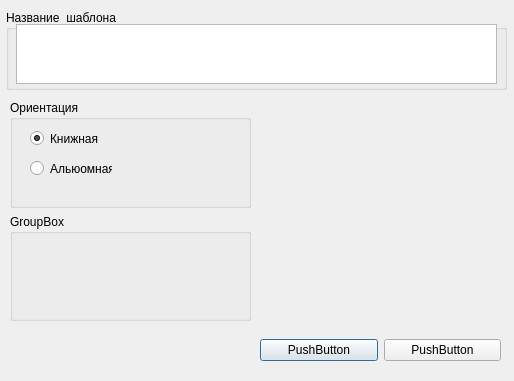
This is vp_plugins/safeFatPrinter/addtemplate.ui in sobiron236/cupsfilter as Qt 5 draws it before an edit. The edited form follows.
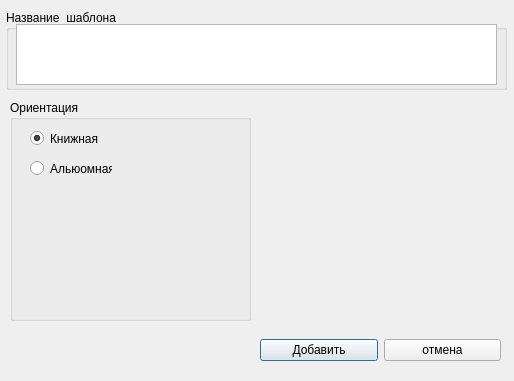
This is the edited form.

Patch:
```diff
--- a/vp_plugins/safeFatPrinter/addtemplate.ui
+++ b/vp_plugins/safeFatPrinter/addtemplate.ui
@@ -31,7 +31,7 @@
       <x>10</x>
       <y>14</y>
       <width>481</width>
-      <height>60</height>
+      <height>61</height>
      </rect>
     </property>
     <layout class="QHBoxLayout" name="horizontalLayout">
@@ -77,14 +77,14 @@
     <item>
      <widget class="QPushButton" name="pushButton_2">
       <property name="text">
-       <string>PushButton</string>
+       <string>Добавить</string>
       </property>
      </widget>
     </item>
     <item>
      <widget class="QPushButton" name="pushButton">
       <property name="text">
-       <string>PushButton</string>
+       <string>отмена</string>
       </property>
      </widget>
     </item>
@@ -100,7 +100,7 @@
     </rect>
    </property>
    <layout class="QGridLayout" name="gridLayout">
-    <item row="0" column="0">
+    <item row="3" column="0">
      <widget class="QGroupBox" name="groupBox">
       <property name="title">
        <string>Ориентация</string>
@@ -136,13 +136,6 @@
       </widget>
      </widget>
     </item>
-    <item row="1" column="0">
-     <widget class="QGroupBox" name="groupBox_2">
-      <property name="title">
-       <string>GroupBox</string>
-      </property>
-     </widget>
-    </item>
    </layout>
   </widget>
  </widget>
```
